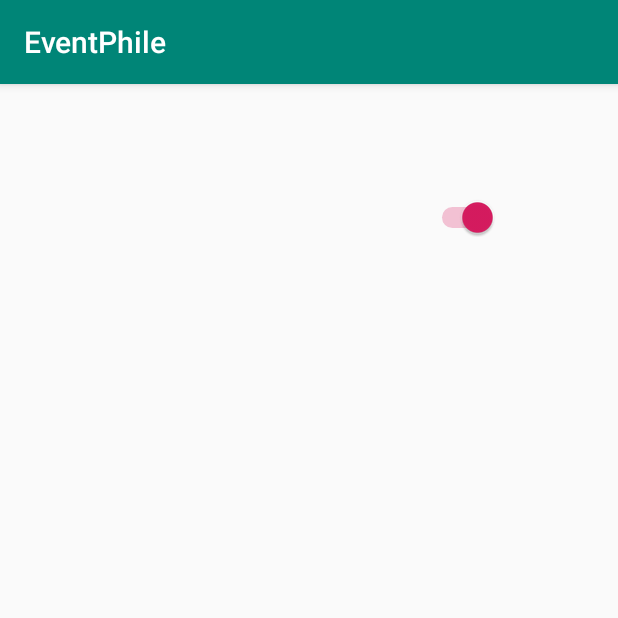
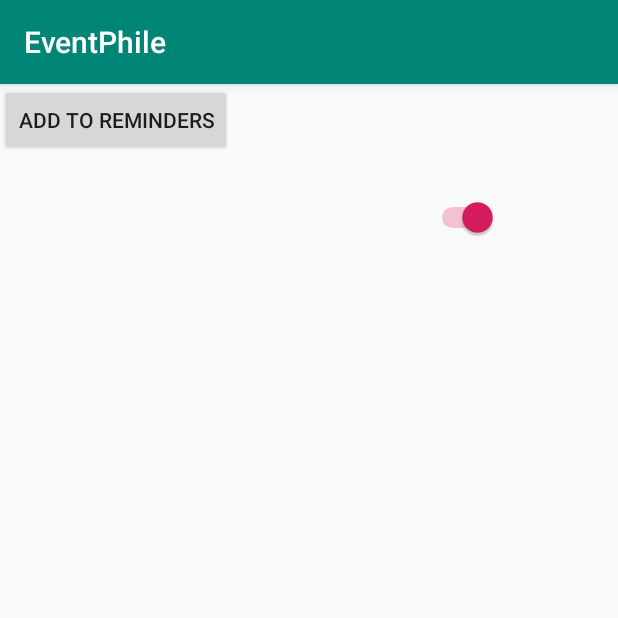
Before and after one commit to agpai2/EventPhile, an Android app: the NotificationActivity screen opened directly, with no data from a screen before it, after a tap on an icon or button, on a phone screen of 412 x 824 dp, the top half of it. Run offline under Robolectric (Android 15) with nearby library versions, the light colour scheme and no system bars; network calls fail.

Commit message:
Notification Activity

```diff
--- a/app/build.gradle
+++ b/app/build.gradle
@@ -35,4 +35,6 @@ dependencies {
     implementation 'com.google.android.gms:play-services-maps:17.0.0'
     implementation 'com.android.volley:volley:1.1.1'
     implementation 'com.google.code.gson:gson:2.6.2'
+    implementation 'com.google.android.material:material:1.0.0'
+    //implementation "com.android.support:support-compat:28.0.0"
 }
--- a/app/src/main/java/com/example/eventphile/NotificationActivity.java
+++ b/app/src/main/java/com/example/eventphile/NotificationActivity.java
@@ -2,7 +2,9 @@ package com.example.eventphile;
 
 import androidx.appcompat.app.AppCompatActivity;
 import androidx.core.app.NotificationCompat;
+import androidx.core.app.NotificationManagerCompat;
 
+import android.app.Notification;
 import android.app.NotificationManager;
 import android.app.PendingIntent;
 import android.content.Context;
@@ -10,11 +12,18 @@ import android.content.Intent;
 import android.media.RingtoneManager;
 import android.os.Bundle;
 import android.view.View;
+import android.widget.Button;
 import android.widget.Switch;
 import android.widget.TextView;
 
+import com.google.android.material.floatingactionbutton.FloatingActionButton;
+
+@SuppressWarnings("deprecation")
 public class NotificationActivity extends AppCompatActivity {
+
     private String name;
+    private NotificationCompat.Builder builder;
+    private NotificationManager manager;
 
     @Override
     protected void onCreate(Bundle savedInstanceState) {
@@ -26,25 +35,35 @@ public class NotificationActivity extends AppCompatActivity {
         eventname.setText(name);
 
         Switch setNotification = findViewById(R.id.switch1);
-        setNotification.setOnClickListener((View unused) -> {
+        setNotification.setOnClickListener(unused -> {
             notification(name);
+        });
+
+        Button button = findViewById(R.id.addReminder);
+        button.setOnClickListener(unused -> {
+            Intent intent = new Intent(this, CalenderActivity.class);
+            intent.putExtra("name", name);
+            startActivity(intent);
         });
     }
 
     protected void notification(String name) {
 
-        NotificationCompat.Builder builder = new NotificationCompat.Builder(this)
-                .setSmallIcon(R.mipmap.ic_launcher_round)
+        builder = new NotificationCompat.Builder(this)
+                .setSmallIcon(R.drawable.appicon)
                 .setContentTitle("EventPhile")
                 .setContentText(name)
-                .setSound(RingtoneManager.getDefaultUri(RingtoneManager.TYPE_NOTIFICATION));
+                .setWhen(System.currentTimeMillis() + 1000);
+        Notification notification = builder.getNotification();
 
-        Intent notifier = new Intent(Intent.ACTION_VIEW);
+        Intent notifier = new Intent(this, NotificationActivity.class);
         PendingIntent contentInfo = PendingIntent.getActivity(this, 0, notifier, PendingIntent.FLAG_UPDATE_CURRENT);
         builder.setContentIntent(contentInfo);
+        builder.build();
+        manager = (NotificationManager) getSystemService(Context.NOTIFICATION_SERVICE);
+        NotificationManagerCompat notificationManager = NotificationManagerCompat.from(this);
 
-        NotificationManager manager = (NotificationManager) getSystemService(Context.NOTIFICATION_SERVICE);
-        manager.notify(1, builder.build());
+        notificationManager.notify(0, builder.build());
 
     }
 }
--- a/app/src/main/res/layout/activity_notification.xml
+++ b/app/src/main/res/layout/activity_notification.xml
@@ -1,5 +1,5 @@
 <?xml version="1.0" encoding="utf-8"?>
-<androidx.constraintlayout.widget.ConstraintLayout xmlns:android="http://schemas.android.com/apk/res/android"
+<RelativeLayout xmlns:android="http://schemas.android.com/apk/res/android"
     xmlns:app="http://schemas.android.com/apk/res-auto"
     xmlns:tools="http://schemas.android.com/tools"
     android:layout_width="match_parent"
@@ -12,9 +12,7 @@
         android:layout_height="50dp"
         android:layout_marginStart="272dp"
         android:layout_marginLeft="272dp"
-        android:layout_marginTop="64dp"
-        app:layout_constraintStart_toStartOf="parent"
-        app:layout_constraintTop_toTopOf="parent" />
+        android:layout_marginTop="64dp" />
 
     <TextView
         android:id="@+id/eventName"
@@ -22,9 +20,7 @@
         android:layout_height="50dp"
         android:layout_marginStart="56dp"
         android:layout_marginLeft="56dp"
-        android:layout_marginTop="64dp"
-        app:layout_constraintStart_toStartOf="parent"
-        app:layout_constraintTop_toTopOf="parent" />
+        android:layout_marginTop="64dp" />
 
     <TextView
         android:id="@+id/description"
@@ -35,10 +31,12 @@
         android:layout_marginTop="150dp"
         android:layout_marginEnd="40dp"
         android:layout_marginRight="40dp"
-        android:layout_marginBottom="60dp"
-        app:layout_constraintBottom_toBottomOf="parent"
-        app:layout_constraintEnd_toEndOf="parent"
-        app:layout_constraintStart_toStartOf="parent"
-        app:layout_constraintTop_toTopOf="parent" />
+        android:layout_marginBottom="60dp" />
 
-</androidx.constraintlayout.widget.ConstraintLayout>
+    <Button
+        android:id="@+id/addReminder"
+        android:layout_width="wrap_content"
+        android:layout_height="wrap_content"
+        android:text="Add to Reminders" />
+
+</RelativeLayout>
```
